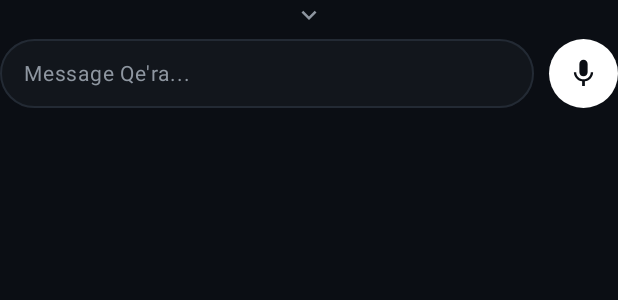
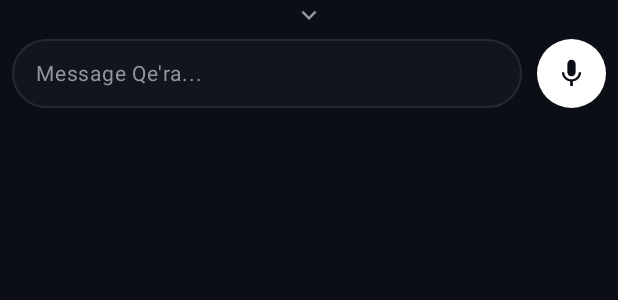
Before and after one commit to lorenzocucchipro/Smart-Lights-Control, an Android app built with Jetpack Compose: the @Preview function AssistantBottomBarPreview, on a phone screen of 412 x 824 dp. Shown: the top 300 px of the screen. Run offline under Robolectric (Android 15) with nearby library versions, the phone set to English and light mode, and no system bars.

Commit message:
fix padding

```diff
--- a/app/src/main/java/com/smartlights/control/presentation/ui/components/HomePlaceholders.kt
+++ b/app/src/main/java/com/smartlights/control/presentation/ui/components/HomePlaceholders.kt
@@ -166,7 +166,7 @@ fun ExternalCameraPlaceholder(modifier: Modifier = Modifier) {
 fun AssistantBottomBar(modifier: Modifier = Modifier) {
     var text by remember { mutableStateOf("") }
     Column(
-        modifier = modifier.fillMaxWidth().imePadding(),
+        modifier = modifier.fillMaxWidth().imePadding().padding(horizontal = 8.dp),
         horizontalAlignment = Alignment.CenterHorizontally,
     ) {
         Icon(imageVector = Icons.Default.KeyboardArrowDown, contentDescription = null, tint = TextSecondary, modifier = Modifier.size(20.dp))
```
